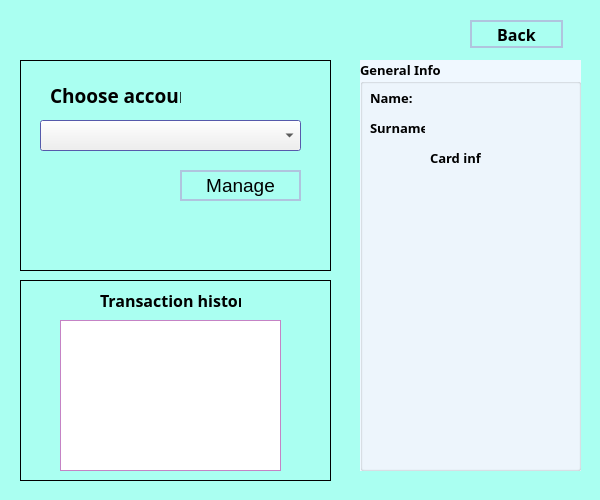
First picture: the form in acountlistview.ui, repository drakosvlad/vam-bank, before the edit.
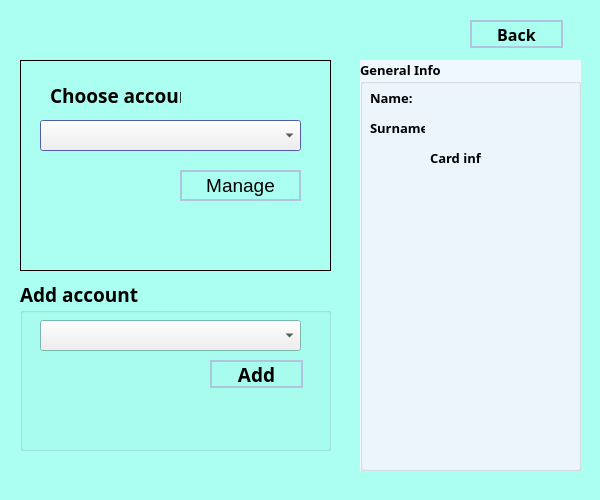
Second picture: the form after the edit.

Commit message: UI add account menu added.

```diff
--- a/acountlistview.ui
+++ b/acountlistview.ui
@@ -448,111 +448,41 @@
      <x>20</x>
      <y>280</y>
      <width>311</width>
-     <height>201</height>
+     <height>171</height>
     </rect>
    </property>
-   <property name="styleSheet">
-    <string notr="true">QGroupBox {
- border: 1px solid back;
-
-}</string>
-   </property>
    <property name="title">
-    <string/>
+    <string>Add account</string>
    </property>
-   <widget class="QLabel" name="label">
+   <widget class="QComboBox" name="accountList_B">
     <property name="geometry">
      <rect>
-      <x>80</x>
-      <y>10</y>
-      <width>141</width>
-      <height>20</height>
-     </rect>
-    </property>
-    <property name="font">
-     <font>
-      <family>Agency FB</family>
-      <pointsize>12</pointsize>
-      <weight>75</weight>
-      <bold>true</bold>
-     </font>
-    </property>
-    <property name="text">
-     <string>Transaction history</string>
-    </property>
-   </widget>
-   <widget class="QListWidget" name="transactionList_List">
-    <property name="geometry">
-     <rect>
-      <x>40</x>
+      <x>20</x>
       <y>40</y>
-      <width>221</width>
-      <height>151</height>
+      <width>261</width>
+      <height>31</height>
      </rect>
     </property>
-    <property name="palette">
-     <palette>
-      <active>
-       <colorrole role="Base">
-        <brush brushstyle="SolidPattern">
-         <color alpha="255">
-          <red>255</red>
-          <green>255</green>
-          <blue>255</blue>
-         </color>
-        </brush>
-       </colorrole>
-       <colorrole role="Window">
-        <brush brushstyle="SolidPattern">
-         <color alpha="255">
-          <red>255</red>
-          <green>170</green>
-          <blue>255</blue>
-         </color>
-        </brush>
-       </colorrole>
-      </active>
-      <inactive>
-       <colorrole role="Base">
-        <brush brushstyle="SolidPattern">
-         <color alpha="255">
-          <red>255</red>
-          <green>255</green>
-          <blue>255</blue>
-         </color>
-        </brush>
-       </colorrole>
-       <colorrole role="Window">
-        <brush brushstyle="SolidPattern">
-         <color alpha="255">
-          <red>255</red>
-          <green>170</green>
-          <blue>255</blue>
-         </color>
-        </brush>
-       </colorrole>
-      </inactive>
-      <disabled>
-       <colorrole role="Base">
-        <brush brushstyle="SolidPattern">
-         <color alpha="255">
-          <red>255</red>
-          <green>170</green>
-          <blue>255</blue>
-         </color>
-        </brush>
-       </colorrole>
-       <colorrole role="Window">
-        <brush brushstyle="SolidPattern">
-         <color alpha="255">
-          <red>255</red>
-          <green>170</green>
-          <blue>255</blue>
-         </color>
-        </brush>
-       </colorrole>
-      </disabled>
-     </palette>
+   </widget>
+   <widget class="QPushButton" name="addAccount_B">
+    <property name="geometry">
+     <rect>
+      <x>190</x>
+      <y>80</y>
+      <width>93</width>
+      <height>28</height>
+     </rect>
+    </property>
+    <property name="styleSheet">
+     <string notr="true">QPushButton
+{	border:2px solid #B0C4DE;
+}
+QPushButton:hover{
+	background-color: #b0e0e6;
+}</string>
+    </property>
+    <property name="text">
+     <string>Add</string>
     </property>
    </widget>
   </widget>
```
Left out of the diff: 2 changed lines with no effect on the pictures. The commit also changes 6 other files.
